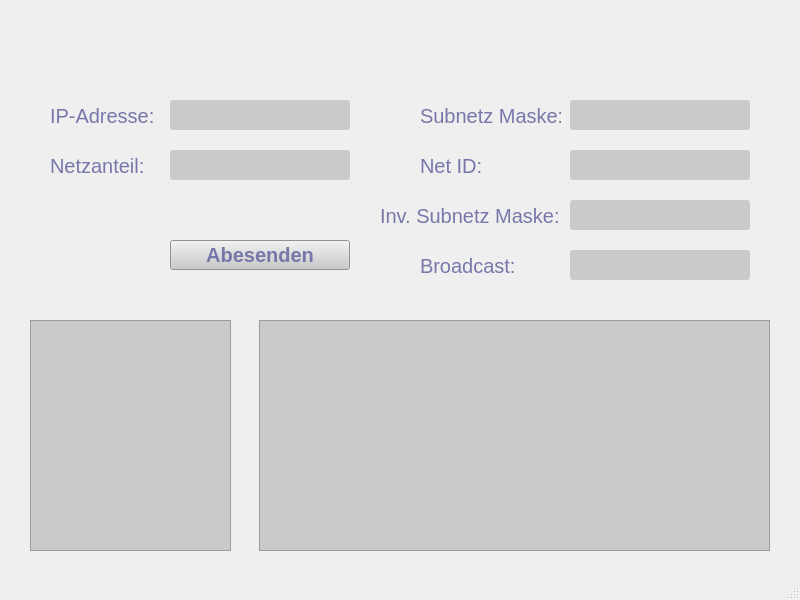
Qt form mainwindow.ui (starball/agnus_v1) before a commit.
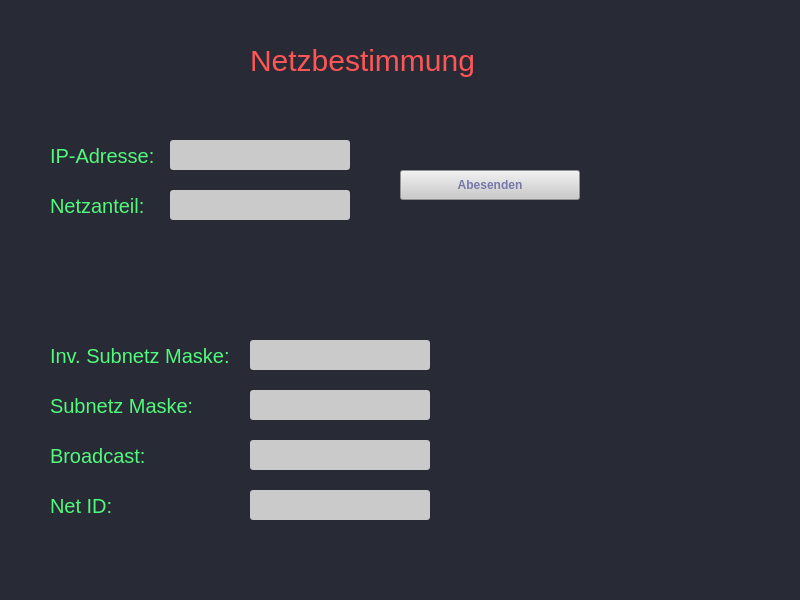
The same form after that commit.

```diff
--- a/mainwindow.ui
+++ b/mainwindow.ui
@@ -19,15 +19,14 @@
    <string>MainWindow</string>
   </property>
   <property name="styleSheet">
-   <string notr="true">background-color: rgb(85, 85, 85)
-qconicalgradient(cx:0.511, cy:0.505818, angle:307.5, stop:0 rgba(85, 85, 85, 255), stop:1 rgba(255, 255, 255, 255))</string>
+   <string notr="true">background-color: rgb(40, 42, 54);</string>
   </property>
   <widget class="QWidget" name="centralwidget">
    <widget class="QPushButton" name="btn_submit">
     <property name="geometry">
      <rect>
-      <x>170</x>
-      <y>240</y>
+      <x>400</x>
+      <y>170</y>
       <width>180</width>
       <height>30</height>
      </rect>
@@ -46,7 +45,7 @@
     <property name="geometry">
      <rect>
       <x>50</x>
-      <y>100</y>
+      <y>140</y>
       <width>120</width>
       <height>31</height>
      </rect>
@@ -57,7 +56,7 @@
      </font>
     </property>
     <property name="styleSheet">
-     <string notr="true">color: rgb(119, 119, 170);</string>
+     <string notr="true">color:rgb(80, 250, 123);</string>
     </property>
     <property name="text">
      <string>IP-Adresse:</string>
@@ -70,7 +69,7 @@
     <property name="geometry">
      <rect>
       <x>170</x>
-      <y>100</y>
+      <y>140</y>
       <width>180</width>
       <height>30</height>
      </rect>
@@ -87,30 +86,11 @@
 vorder: 3px solid #77a;</string>
     </property>
    </widget>
-   <widget class="QTextEdit" name="list_out">
-    <property name="geometry">
-     <rect>
-      <x>30</x>
-      <y>320</y>
-      <width>201</width>
-      <height>231</height>
-     </rect>
-    </property>
-    <property name="font">
-     <font>
-      <pointsize>12</pointsize>
-     </font>
-    </property>
-    <property name="styleSheet">
-     <string notr="true">color: rgb(34, 34, 34);
-background-color:rgb(202, 202, 202);</string>
-    </property>
-   </widget>
    <widget class="QLabel" name="lbl_netzanteil">
     <property name="geometry">
      <rect>
       <x>50</x>
-      <y>150</y>
+      <y>190</y>
       <width>120</width>
       <height>31</height>
      </rect>
@@ -121,7 +101,7 @@
      </font>
     </property>
     <property name="styleSheet">
-     <string notr="true">color: rgb(119, 119, 170);</string>
+     <string notr="true">color:rgb(80, 250, 123);</string>
     </property>
     <property name="text">
      <string>Netzanteil:</string>
@@ -131,7 +111,7 @@
     <property name="geometry">
      <rect>
       <x>170</x>
-      <y>150</y>
+      <y>190</y>
       <width>180</width>
       <height>30</height>
      </rect>
@@ -148,30 +128,11 @@
 vorder: 10px solid #77a;</string>
     </property>
    </widget>
-   <widget class="QTextEdit" name="list_out_2">
-    <property name="geometry">
-     <rect>
-      <x>259</x>
-      <y>320</y>
-      <width>511</width>
-      <height>231</height>
-     </rect>
-    </property>
-    <property name="font">
-     <font>
-      <pointsize>12</pointsize>
-     </font>
-    </property>
-    <property name="styleSheet">
-     <string notr="true">color: rgb(34, 34, 34);
-background-color:rgb(202, 202, 202);</string>
-    </property>
-   </widget>
    <widget class="QLabel" name="lbl_subnet_mask">
     <property name="geometry">
      <rect>
-      <x>420</x>
-      <y>100</y>
+      <x>50</x>
+      <y>390</y>
       <width>141</width>
       <height>31</height>
      </rect>
@@ -182,7 +143,7 @@
      </font>
     </property>
     <property name="styleSheet">
-     <string notr="true">color: rgb(119, 119, 170);</string>
+     <string notr="true">color:rgb(80, 250, 123);</string>
     </property>
     <property name="text">
      <string>Subnetz Maske:</string>
@@ -191,8 +152,8 @@
    <widget class="QLabel" name="lbl_net_id">
     <property name="geometry">
      <rect>
-      <x>420</x>
-      <y>150</y>
+      <x>50</x>
+      <y>490</y>
       <width>141</width>
       <height>31</height>
      </rect>
@@ -203,7 +164,7 @@
      </font>
     </property>
     <property name="styleSheet">
-     <string notr="true">color: rgb(119, 119, 170);</string>
+     <string notr="true">color:rgb(80, 250, 123);</string>
     </property>
     <property name="text">
      <string>Net ID:</string>
@@ -212,8 +173,8 @@
    <widget class="QTextEdit" name="list_net_id">
     <property name="geometry">
      <rect>
-      <x>570</x>
-      <y>150</y>
+      <x>250</x>
+      <y>490</y>
       <width>180</width>
       <height>30</height>
      </rect>
@@ -232,8 +193,8 @@
    <widget class="QTextEdit" name="list_subnet_mask">
     <property name="geometry">
      <rect>
-      <x>570</x>
-      <y>100</y>
+      <x>250</x>
+      <y>390</y>
       <width>180</width>
       <height>30</height>
      </rect>
@@ -252,8 +213,8 @@
    <widget class="QLabel" name="lbl_inv_subnetz_maske">
     <property name="geometry">
      <rect>
-      <x>380</x>
-      <y>200</y>
+      <x>50</x>
+      <y>340</y>
       <width>191</width>
       <height>31</height>
      </rect>
@@ -264,7 +225,7 @@
      </font>
     </property>
     <property name="styleSheet">
-     <string notr="true">color: rgb(119, 119, 170);</string>
+     <string notr="true">color:rgb(80, 250, 123);</string>
     </property>
     <property name="text">
      <string>Inv. Subnetz Maske:</string>
@@ -273,8 +234,8 @@
    <widget class="QTextEdit" name="list_inv_subnetz_maske">
     <property name="geometry">
      <rect>
-      <x>570</x>
-      <y>200</y>
+      <x>250</x>
+      <y>340</y>
       <width>180</width>
       <height>30</height>
      </rect>
@@ -293,8 +254,8 @@
    <widget class="QTextEdit" name="list_braodcast">
     <property name="geometry">
      <rect>
-      <x>570</x>
-      <y>250</y>
+      <x>250</x>
+      <y>440</y>
       <width>180</width>
       <height>30</height>
      </rect>
@@ -313,8 +274,8 @@
    <widget class="QLabel" name="lbl_boradcast">
     <property name="geometry">
      <rect>
-      <x>420</x>
-      <y>250</y>
+      <x>50</x>
+      <y>440</y>
       <width>141</width>
       <height>31</height>
      </rect>
@@ -325,12 +286,29 @@
      </font>
     </property>
     <property name="styleSheet">
-     <string notr="true">color: rgb(119, 119, 170);</string>
+     <string notr="true">color:rgb(80, 250, 123);</string>
     </property>
     <property name="text">
      <string>Broadcast:</string>
     </property>
    </widget>
+   <widget class="QLabel" name="label">
+    <property name="geometry">
+     <rect>
+      <x>250</x>
+      <y>40</y>
+      <width>250</width>
+      <height>41</height>
+     </rect>
+    </property>
+    <property name="styleSheet">
+     <string notr="true">color: rgb(255, 85, 85);
+font-size: 30px;</string>
+    </property>
+    <property name="text">
+     <string>Netzbestimmung</string>
+    </property>
+   </widget>
   </widget>
   <widget class="QMenuBar" name="menubar">
    <property name="geometry">
```
